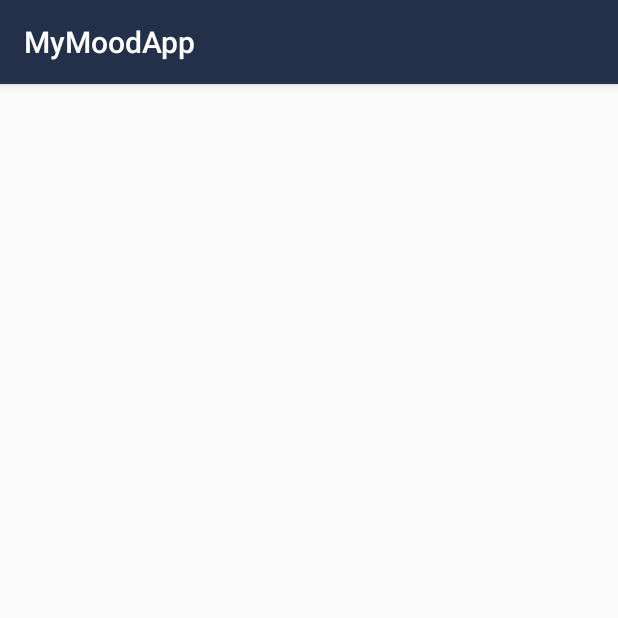
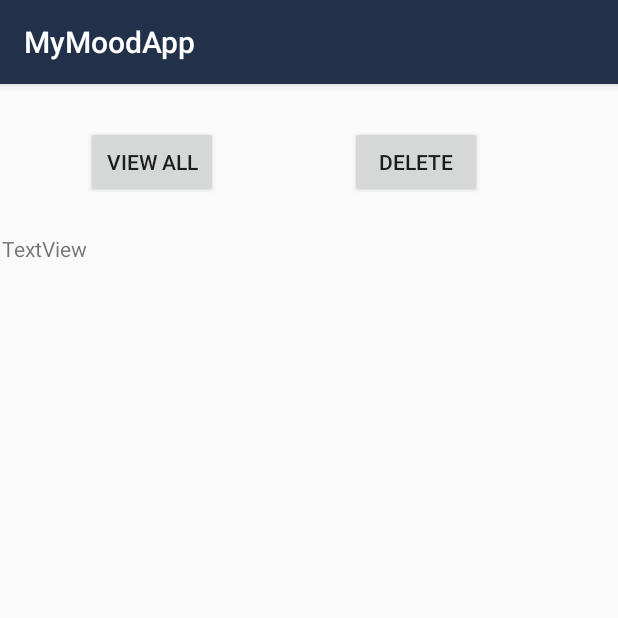
Before and after one commit to mickaIT/MoodApp, an Android app: the ResultsActivity screen opened directly, with no data from a screen before it, on a phone screen of 412 x 824 dp, the top half of it. Run offline under Robolectric (Android 15) with nearby library versions, the phone set to English and light mode, and no system bars.

Commit message:
Text visualization of results

```diff
--- a/app/src/main/java/com/example/moodapp/MainActivity.java
+++ b/app/src/main/java/com/example/moodapp/MainActivity.java
@@ -9,13 +9,14 @@ import androidx.appcompat.app.AppCompatActivity;
 
 public class MainActivity extends AppCompatActivity {
 
-//        DatabaseHelper myDb;
+    static DatabaseHelper myDb;
+
     @Override
     protected void onCreate(Bundle savedInstanceState) {
         super.onCreate(savedInstanceState);
         setContentView(R.layout.activity_main);
-//        myDb=new DatabaseHelper(this);
         //TEST ME
+        myDb=new DatabaseHelper(this);
 
        final Button testMeBtn = (Button)findViewById(R.id.testMeBtn);
         testMeBtn.setOnClickListener(new View.OnClickListener() {
--- a/app/src/main/java/com/example/moodapp/MyMoodActivity.java
+++ b/app/src/main/java/com/example/moodapp/MyMoodActivity.java
@@ -51,13 +51,12 @@ public class MyMoodActivity extends AppCompatActivity {
     //=======================================DATAABSE===================
 
     Button addMoodData;
-    DatabaseHelper myDb;
+
 
     @Override
     protected void onCreate(Bundle savedInstanceState) {
         super.onCreate(savedInstanceState);
         setContentView(R.layout.activity_my_mood);
-        myDb=new DatabaseHelper(this);
 
         talkativenessTxt=(TextView) findViewById(R.id.talkativenessTxt);
         insomniaTxt=(TextView) findViewById(R.id.insomniaTxt);
@@ -170,7 +169,7 @@ public class MyMoodActivity extends AppCompatActivity {
         new View.OnClickListener() {
                     @Override
                     public void onClick(View v) {
-                        boolean isInserted = myDb.insertData(talkativenessValue,
+                        boolean isInserted = MainActivity.myDb.insertData(talkativenessValue,
                                 insomniaValue,
                                 flightOfIdeasValue,
                                 tirednessValue,
--- a/app/src/main/java/com/example/moodapp/ResultsActivity.java
+++ b/app/src/main/java/com/example/moodapp/ResultsActivity.java
@@ -1,14 +1,80 @@
 package com.example.moodapp;
 
+import android.database.Cursor;
 import android.os.Bundle;
+import android.view.View;
+import android.widget.Button;
+import android.widget.LinearLayout;
+import android.widget.TextView;
 
+import androidx.appcompat.app.AlertDialog;
 import androidx.appcompat.app.AppCompatActivity;
 
 public class ResultsActivity extends AppCompatActivity {
 
+    Button viewAllResultsButton;
+    Button deleteResultsButton;
+    TextView textView;
+    LinearLayout linearLayout;
     @Override
     protected void onCreate(Bundle savedInstanceState) {
         super.onCreate(savedInstanceState);
         setContentView(R.layout.activity_results);
+
+        linearLayout = findViewById(R.id.linearLayout);
+        viewAllResultsButton=(Button) findViewById(R.id.viewAllResultsButton);
+        deleteResultsButton=(Button) findViewById(R.id.deleteResultsButton);
+        textView=(TextView) findViewById(R.id.textView);
+        viewAll();
+
+
     }
-}
+
+    public void viewAll(){
+
+        viewAllResultsButton.setOnClickListener(
+                new View.OnClickListener(){
+                    @Override
+                    public void onClick(View v){
+//                        textView.setText();
+                        Cursor res= MainActivity.myDb.getAllData();
+                        if (MainActivity.myDb.isDbEmpty()) {
+
+                            //res.getColumnCount()==0){0
+                            //show message
+
+                            showMessage("Error", "Nothing found");
+                           return;
+                       }
+                       else {
+                           StringBuffer buffer=new StringBuffer();
+                            while(res.moveToNext()) {
+                                buffer.append("\nId: " + res.getString(0)+"\n\n");
+                                buffer.append("Date :" + res.getString(1)+"\n");
+                                buffer.append("Talkativeness :" + res.getString(2)+"\n");
+                                buffer.append("Insomnia :" + res.getString(3)+"\n");
+                                buffer.append("Flight of ideas :" + res.getString(4)+"\n");
+                                buffer.append("Tiredness :" + res.getString(5)+"\n");
+                                buffer.append("Hyperactivity :" + res.getString(6)+"\n");
+                                buffer.append("Irritability :" + res.getString(7)+"\n");
+                                buffer.append("Megalomania :" + res.getString(8)+"\n");
+                                buffer.append("PoorDecisions :" + res.getString(9)+"\n");
+                            }
+
+                            //Show all data
+                           textView.setText(buffer.toString());
+
+                           showMessage("Data",buffer.toString());
+                            }
+                       }
+                    }
+        );
+                }
+
+                public void showMessage(String title, String Message){
+                    AlertDialog.Builder builder = new AlertDialog.Builder(this);
+                    builder.setCancelable(true);
+                    builder.setTitle(title);
+
+                }
+    }
--- a/app/src/main/res/layout/activity_results.xml
+++ b/app/src/main/res/layout/activity_results.xml
@@ -6,4 +6,49 @@
     android:layout_height="match_parent"
     tools:context=".ResultsActivity">
 
+    <Button
+        android:id="@+id/deleteResultsButton"
+        android:layout_width="wrap_content"
+        android:layout_height="wrap_content"
+        android:layout_marginTop="28dp"
+        android:text="Delete"
+        app:layout_constraintEnd_toEndOf="parent"
+        app:layout_constraintHorizontal_bias="0.721"
+        app:layout_constraintStart_toStartOf="parent"
+        app:layout_constraintTop_toTopOf="parent" />
+
+    <Button
+        android:id="@+id/viewAllResultsButton"
+        android:layout_width="wrap_content"
+        android:layout_height="wrap_content"
+        android:layout_marginTop="28dp"
+        android:text="View all"
+        app:layout_constraintEnd_toEndOf="parent"
+        app:layout_constraintHorizontal_bias="0.176"
+        app:layout_constraintStart_toStartOf="parent"
+        app:layout_constraintTop_toTopOf="parent" />
+
+    <ScrollView
+        android:id="@+id/scrollView"
+        android:layout_width="409dp"
+        android:layout_height="506dp"
+        android:layout_marginTop="100dp"
+        app:layout_constraintEnd_toEndOf="parent"
+        app:layout_constraintStart_toStartOf="parent"
+        app:layout_constraintTop_toTopOf="parent">
+
+        <LinearLayout
+            android:id="@+id/linearLayout"
+            android:layout_width="match_parent"
+            android:layout_height="wrap_content"
+            android:orientation="vertical">
+
+            <TextView
+                android:id="@+id/textView"
+                android:layout_width="match_parent"
+                android:layout_height="wrap_content"
+                android:text="TextView" />
+        </LinearLayout>
+    </ScrollView>
+
 </androidx.constraintlayout.widget.ConstraintLayout>
```
Also changed, not shown: app/src/main/java/com/example/moodapp/DatabaseHelper.java (+46 -19 lines).
